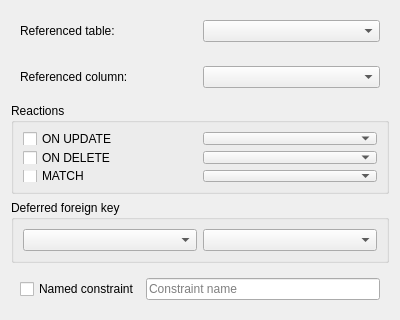
pawelsalawa/sqlitestudio, file SQLiteStudio3/guiSQLiteStudio/constraints/columnforeignkeypanel.ui: the form before one commit.
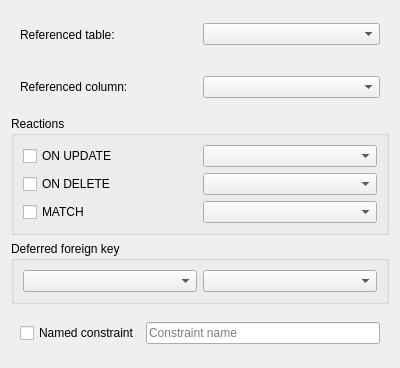
The form after the commit.

Patch:
```diff
--- a/SQLiteStudio3/guiSQLiteStudio/constraints/columnforeignkeypanel.ui
+++ b/SQLiteStudio3/guiSQLiteStudio/constraints/columnforeignkeypanel.ui
@@ -7,7 +7,7 @@
     <x>0</x>
     <y>0</y>
     <width>400</width>
-    <height>320</height>
+    <height>368</height>
    </rect>
   </property>
   <property name="minimumSize">
```
